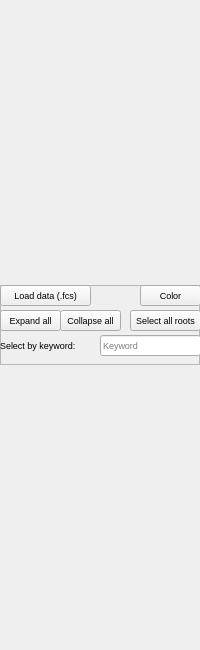
Old version of the form uiDesigns/MainWindow_SmplSect.ui in the repository ym3141/EasyFlowQ.
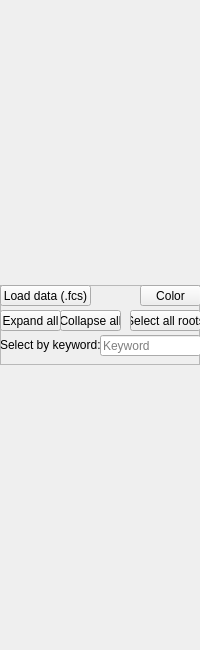
New version of the form. Icons and pictures are not drawn.

Commit message: Change how global font is determined

What changed in the file:
```diff
--- a/uiDesigns/MainWindow_SmplSect.ui
+++ b/uiDesigns/MainWindow_SmplSect.ui
@@ -10,11 +10,6 @@
     <height>650</height>
    </rect>
   </property>
-  <property name="font">
-   <font>
-    <pointsize>7</pointsize>
-   </font>
-  </property>
   <property name="windowTitle">
    <string>Form</string>
   </property>
```
The commit also changes 4 other files.
